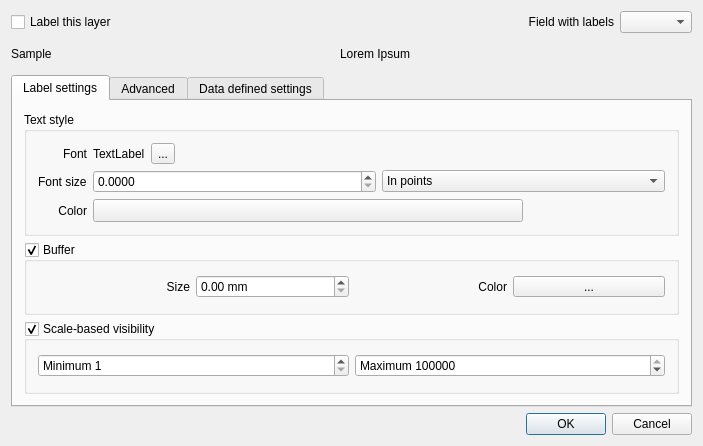
sourcepole/qgis, file qgis/src/ui/qgslabelingguibase.ui: the form before one commit.
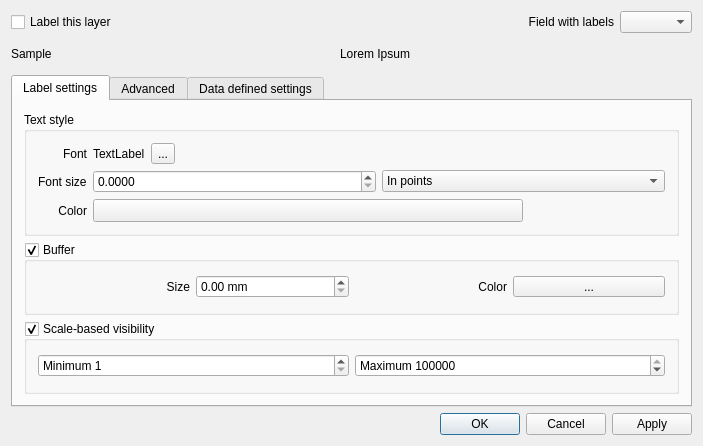
The form after the commit. Icons and pictures are not drawn. Custom widgets are drawn as their Qt base class.

Commit message: Added apply button for label dialog for the lazy

```diff
--- a/qgis/src/ui/qgslabelingguibase.ui
+++ b/qgis/src/ui/qgslabelingguibase.ui
@@ -1017,7 +1017,7 @@
       <enum>Qt::Horizontal</enum>
      </property>
      <property name="standardButtons">
-      <set>QDialogButtonBox::Cancel|QDialogButtonBox::Ok</set>
+      <set>QDialogButtonBox::Apply|QDialogButtonBox::Cancel|QDialogButtonBox::Ok</set>
      </property>
     </widget>
    </item>
```
The commit also changes 3 other files.
